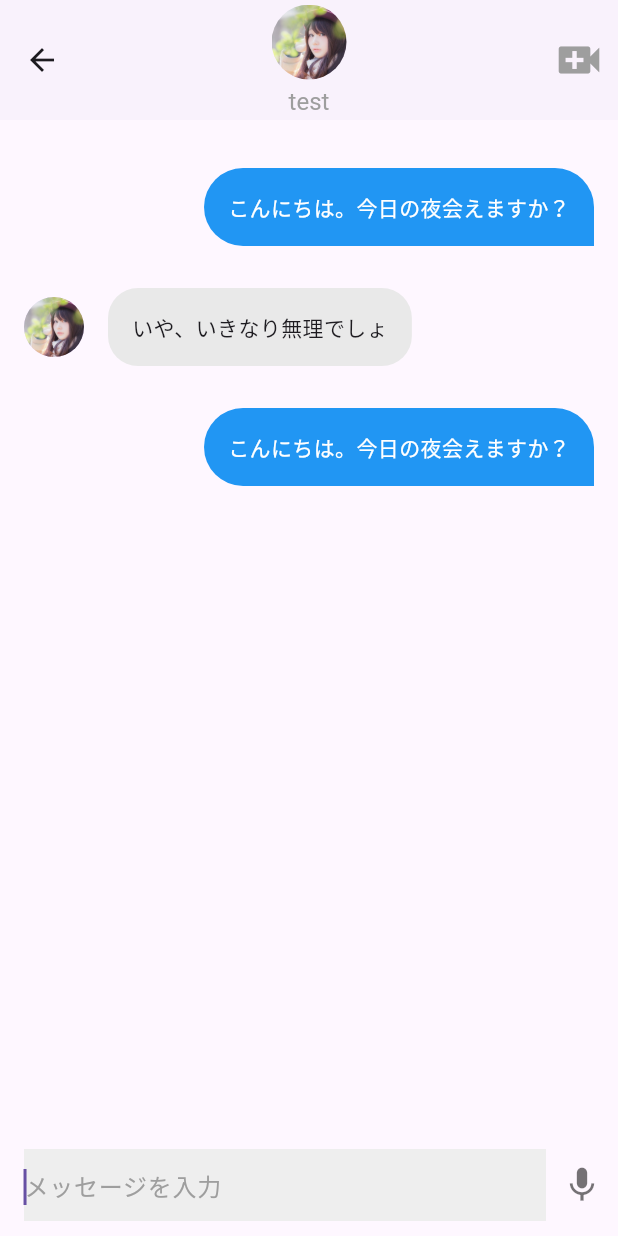
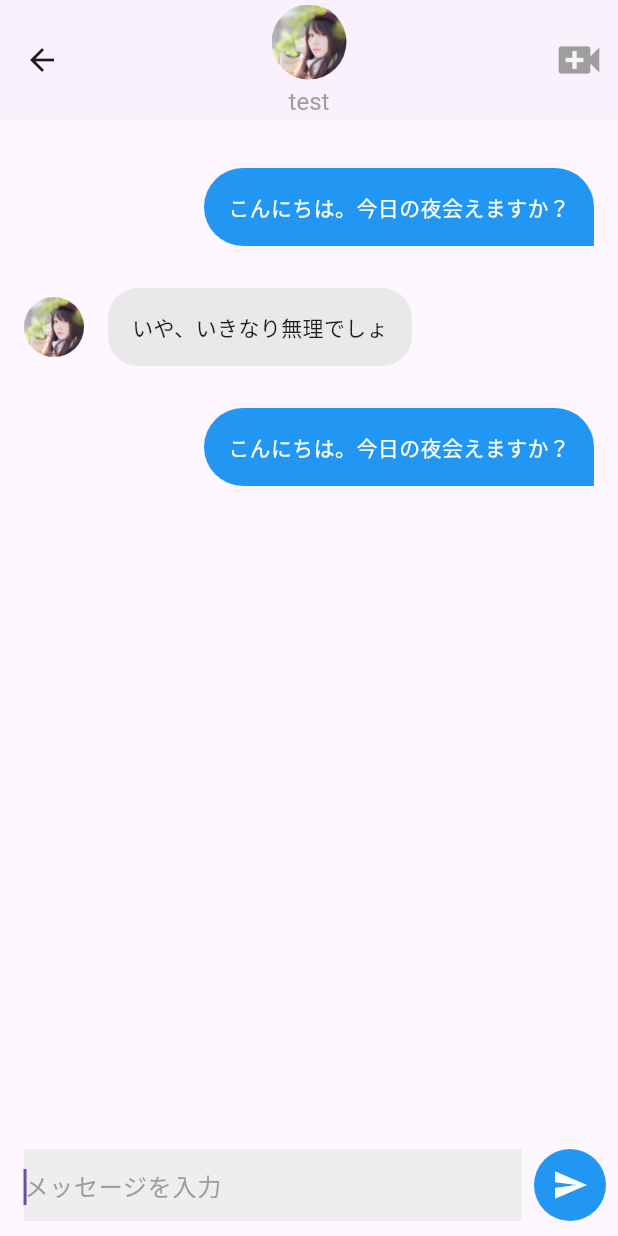
Before and after one commit to yamazakimina/test_flutter_01, a Flutter app: the Chat screen opened directly, on a phone screen of 412 x 824 dp. Run offline on Flutter 3.47's test engine with Material 3 defaults, Android fonts, the phone set to English and light mode, and no system bars; our stand-ins replace swipe_cards; network calls fail.

Commit message:
送信ボタン追加

```diff
--- a/lib/chat.dart
+++ b/lib/chat.dart
@@ -110,6 +110,9 @@ class Chat extends StatelessWidget {
               child: Container(
                 decoration: BoxDecoration(color: Colors.grey.shade200),
                 child: TextField(
+                  keyboardType: TextInputType.multiline, //複数行のテキスト入力
+                  maxLines: 5,
+                  minLines: 1,
                   autofocus: true,
                   decoration: InputDecoration(
                     border: InputBorder.none,
@@ -121,11 +124,27 @@ class Chat extends StatelessWidget {
               ),
             ),
           ),
-          IconButton(
-            icon: Icon(Icons.mic),
-            iconSize: 28,
-            color: Colors.black54,
-            onPressed: () {},
+          // IconButton(
+          //   icon: Icon(Icons.mic),
+          //   iconSize: 28,
+          //   color: Colors.black54,
+          //   onPressed: () {},
+          // ),
+          Center(
+            child: Padding(
+              padding: const EdgeInsets.all(8.0),
+              child: Ink(
+                decoration: const ShapeDecoration(
+                  color: Colors.blue,
+                  shape: CircleBorder(),
+                ),
+                child: IconButton(
+                  icon: Icon(Icons.send),
+                  color: Colors.white,
+                  onPressed: () {},
+                ),
+              ),
+            ),
           ),
         ],
       ),
```
